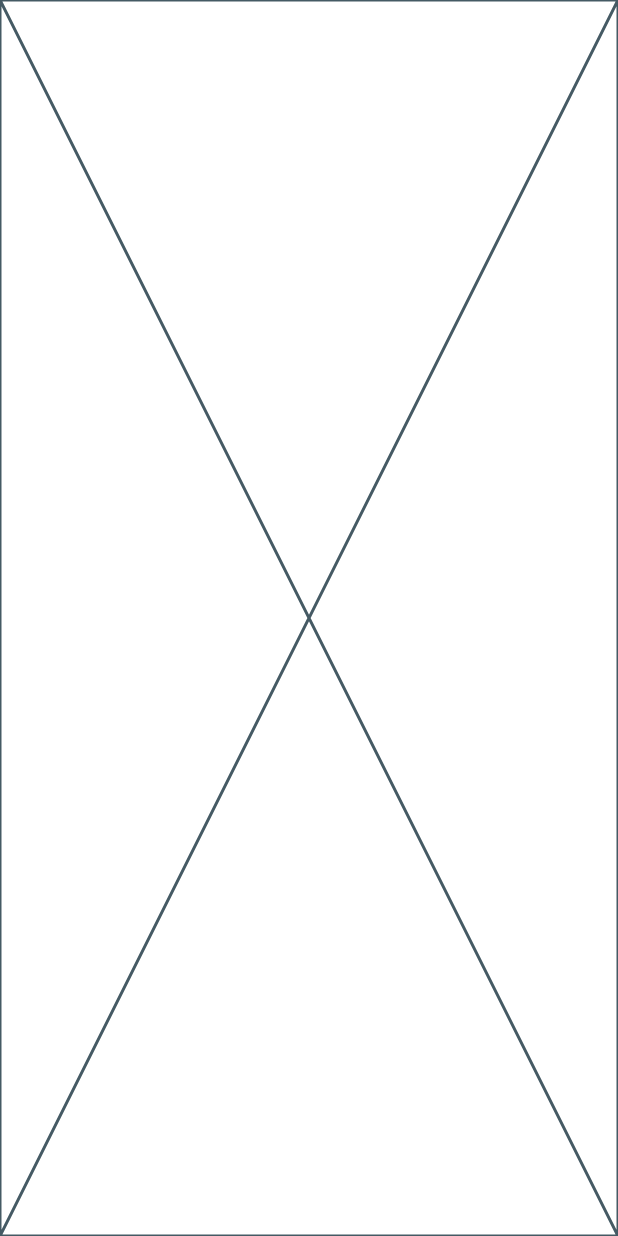
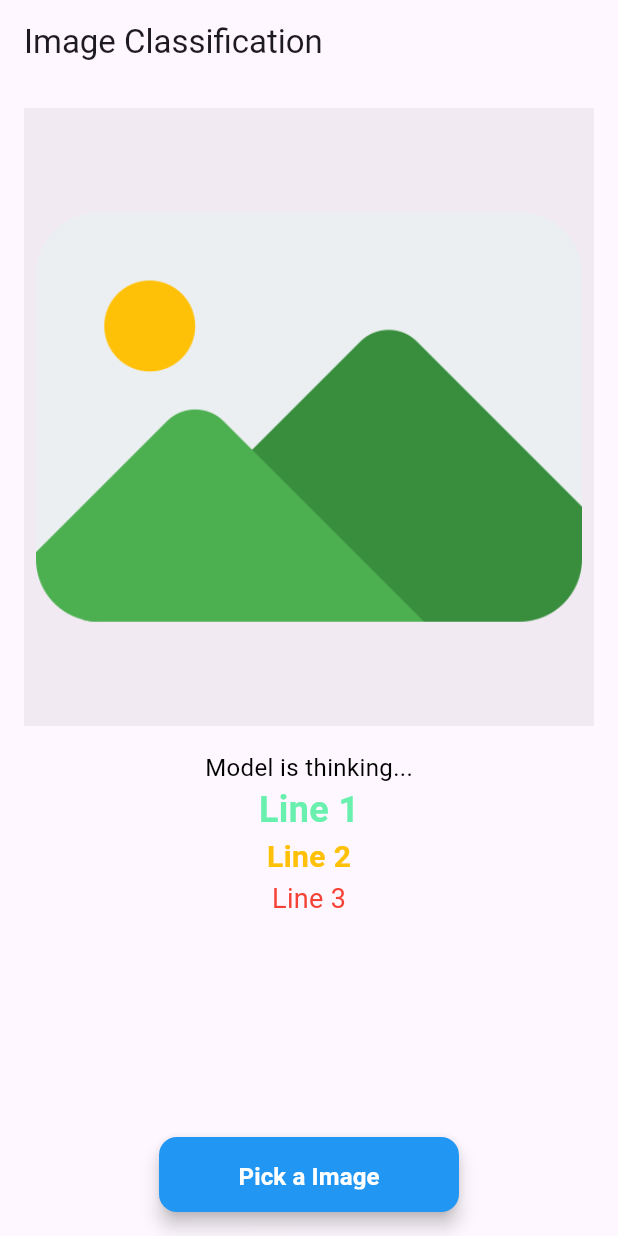
Before and after one commit to dinithmaleesha/flutter-image-classification, a Flutter app: the screen it shows after launch, on a phone screen of 412 x 824 dp. Run offline on Flutter 3.47's test engine with Material 3 defaults, Android fonts, the phone set to English and light mode, and no system bars; project files that could hold a hidden picture were left out.

Commit message:
feat: implement UI

```diff
--- a/lib/main.dart
+++ b/lib/main.dart
@@ -1,4 +1,8 @@
+import 'dart:ui';
+
 import 'package:flutter/material.dart';
+import 'package:flutter_image_classification/shared_components/custom_button.dart';
+import 'package:flutter_image_classification/shared_components/images.dart';
 
 void main() {
   runApp(const MyApp());
@@ -23,8 +27,101 @@ class ImageClassification extends StatefulWidget {
 }
 
 class _ImageClassificationState extends State<ImageClassification> {
+  bool image = true;
+  bool isModelThinking = false;
+  String img = 'assets/image/image.png';
+
   @override
   Widget build(BuildContext context) {
-    return const Placeholder();
+    return Scaffold(
+      appBar: AppBar(
+        title: Text('Image Classification'),
+      ),
+      body: Column(
+        mainAxisAlignment: MainAxisAlignment.center,
+        children: [
+          Padding(
+            padding: const EdgeInsets.all(16.0),
+            child: Container(
+              padding: EdgeInsets.all(8.0),
+              color: Colors.black12.withOpacity(0.05),
+              height: MediaQuery.of(context).size.height * 0.5,
+              width: MediaQuery.of(context).size.width,
+              child: Stack(
+                alignment: Alignment.center,
+                children: [
+                  // Image
+                  image
+                      ? Image.asset(
+                    img,
+                    fit: BoxFit.contain,
+                  )
+                      : Image.asset(
+                    ImageAssets.uploadImg,
+                    width: 150,
+                    fit: BoxFit.contain,
+                  ),
+                  if (isModelThinking)
+                    Positioned.fill(
+                      child: BackdropFilter(
+                        filter: ImageFilter.blur(sigmaX: 10.0, sigmaY: 10.0),
+                        child: Container(),
+                      ),
+                    ),
+                  if (isModelThinking)
+                    Positioned(
+                      child: ClipOval(
+                        child: Image.asset(ImageAssets.thinking, width: 100,),
+                      )
+                    ),
+                ],
+              ),
+            ),
+          ),
+          if(true)
+            Text(
+              'Model is thinking...',
+              style: TextStyle(
+                fontSize: 16,
+                color: Colors.black,
+              ),
+            ),
+          if(!isModelThinking) ...[
+            Text(
+              'Line 1',
+              style: TextStyle(
+                fontSize: 24,
+                fontWeight: FontWeight.bold,
+                color: Colors.greenAccent,
+              ),
+            ),
+            Text(
+              'Line 2',
+              style: TextStyle(
+                fontSize: 20,
+                fontWeight: FontWeight.w600,
+                color: Colors.amber,
+              ),
+            ),
+            Text(
+              'Line 3',
+              style: TextStyle(
+                fontSize: 18,
+                fontWeight: FontWeight.normal,
+                color: Color(0xFFF44336),
+              ),
+            ),
+          ],
+          Spacer(),
+          Padding(
+            padding: const EdgeInsets.symmetric(vertical: 16.0),
+            child: PickImageButton(
+              onPressed: () {},
+              isloading: false,
+            ),
+          ),
+        ],
+      ),
+    );
   }
 }
--- /dev/null
+++ b/lib/shared_components/custom_button.dart
@@ -0,0 +1,47 @@
+import 'package:flutter/material.dart';
+
+class PickImageButton extends StatelessWidget {
+  final VoidCallback onPressed;
+  final bool isloading;
+
+  const PickImageButton({
+    super.key,
+    required this.onPressed,
+    this.isloading = false,
+  });
+
+  @override
+  Widget build(BuildContext context) {
+    return SizedBox(
+      width: 200,
+      height: 50,
+      child: ElevatedButton(
+        onPressed: onPressed,
+        style: ElevatedButton.styleFrom(
+          backgroundColor: Colors.blue,
+          shape: RoundedRectangleBorder(
+            borderRadius: BorderRadius.circular(12),
+          ),
+          padding: const EdgeInsets.symmetric(vertical: 15),
+          elevation: 5,
+        ),
+        child: isloading
+            ? const SizedBox(
+                height: 20,
+                width: 20,
+                child: CircularProgressIndicator(
+                  color: Colors.white,
+                ),
+              )
+            : const Text(
+                'Pick a Image',
+                style: TextStyle(
+                  fontSize: 16,
+                  fontWeight: FontWeight.bold,
+                  color: Colors.white,
+                ),
+              ),
+      ),
+    );
+  }
+}
--- /dev/null
+++ b/lib/shared_components/enum.dart
@@ -0,0 +1,7 @@
+enum ModelIs {
+  notReady,
+  ready,
+  thinking,
+  done,
+  error
+}
--- /dev/null
+++ b/lib/shared_components/images.dart
@@ -0,0 +1,5 @@
+class ImageAssets {
+  static const uploadImg = 'assets/image/upload.png';
+
+  static const thinking = 'assets/image/processor.gif';
+}
--- a/pubspec.yaml
+++ b/pubspec.yaml
@@ -65,6 +65,7 @@ flutter:
   assets:
     - assets/model/mobilenet_v1_1.0_224.tflite
     - assets/model/labels.txt
+    - assets/image/
   #   - images/a_dot_ham.jpeg
 
   # An image asset can refer to one or more resolution-specific "variants", see
```
Also changed, not shown: assets/image/image.png (added), assets/image/upload.png (added), 1 other file.
